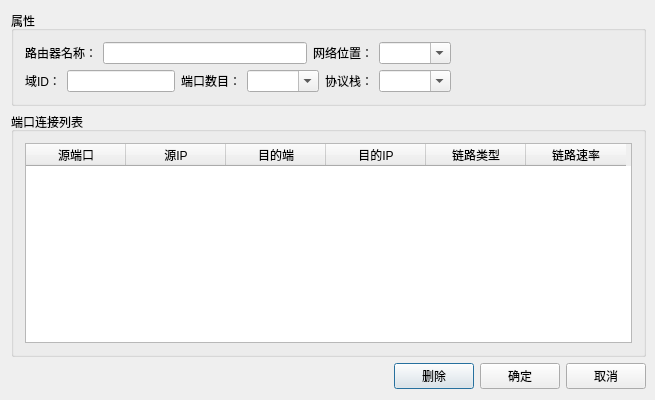
Old version of the form CSwitherConfigure.ui in the repository Deerdev/SDNTopology.
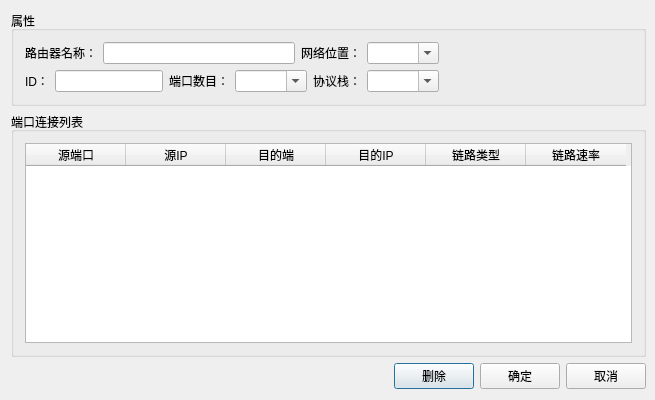
New version of the form.

Patch:
```diff
--- a/CSwitherConfigure.ui
+++ b/CSwitherConfigure.ui
@@ -80,7 +80,7 @@
               <item>
                <widget class="QLabel" name="label_8">
                 <property name="text">
-                 <string>域ID：</string>
+                 <string>ID：</string>
                 </property>
                </widget>
               </item>
```
